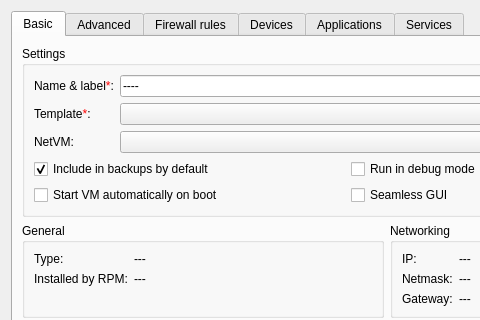
First picture: the form in ui/settingsdlg.ui, repository QubesOS/qubes-manager, before the edit; both pictures show x 0 to 480 and y 0 to 320 of the 773 by 573 pixel window.
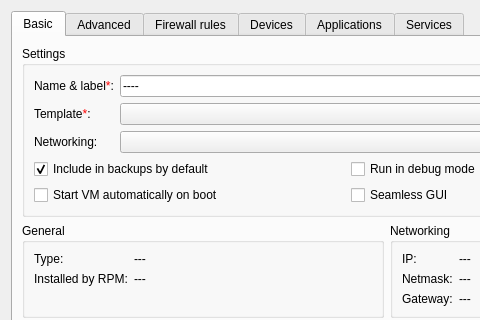
Second picture: the form after the edit. Icons and pictures are not drawn.

Commit message:
Rename NetVM to Networking in vm-settings
Renamed "NetVM" to "Networking" and to clear up any possible
misunderstanding, renamed "none" to "(none)" in the appropriate dropdown.

Fixes QubesOS/qubes-issues#1763

```diff
--- a/ui/settingsdlg.ui
+++ b/ui/settingsdlg.ui
@@ -291,7 +291,7 @@
             <item row="2" column="0">
              <widget class="QLabel" name="label_18">
               <property name="text">
-               <string>NetVM:</string>
+               <string>Networking:</string>
               </property>
               <property name="buddy">
                <cstring>netVM</cstring>
```
The commit also changes 1 other file.
